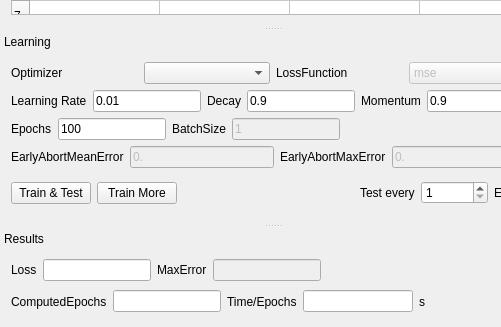
This is src/DNNLab/mainwindow.ui in edeforas/BeeDNN as Qt 5 draws it before an edit; both pictures show x 0 to 501 and y 410 to 737 of the 1141 by 737 pixel window. The edited form follows.
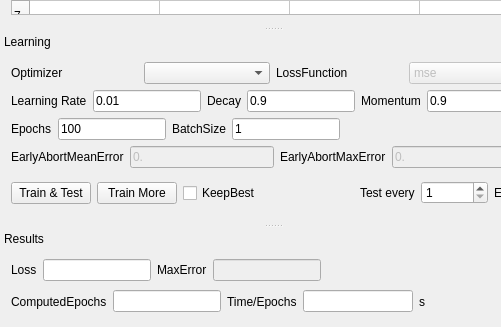
This is the edited form.

Commit message: added keep best model of a train session

```diff
--- a/src/DNNLab/mainwindow.ui
+++ b/src/DNNLab/mainwindow.ui
@@ -608,7 +608,7 @@
        <item>
         <widget class="QLineEdit" name="leBatchSize">
          <property name="enabled">
-          <bool>false</bool>
+          <bool>true</bool>
          </property>
          <property name="sizePolicy">
           <sizepolicy hsizetype="Preferred" vsizetype="Fixed">
@@ -690,6 +690,13 @@
          </property>
         </widget>
        </item>
+       <item>
+        <widget class="QCheckBox" name="cbKeepBest">
+         <property name="text">
+          <string>KeepBest</string>
+         </property>
+        </widget>
+       </item>
        <item>
         <spacer name="horizontalSpacer_6">
          <property name="orientation">
```
The commit also changes 15 other files.
